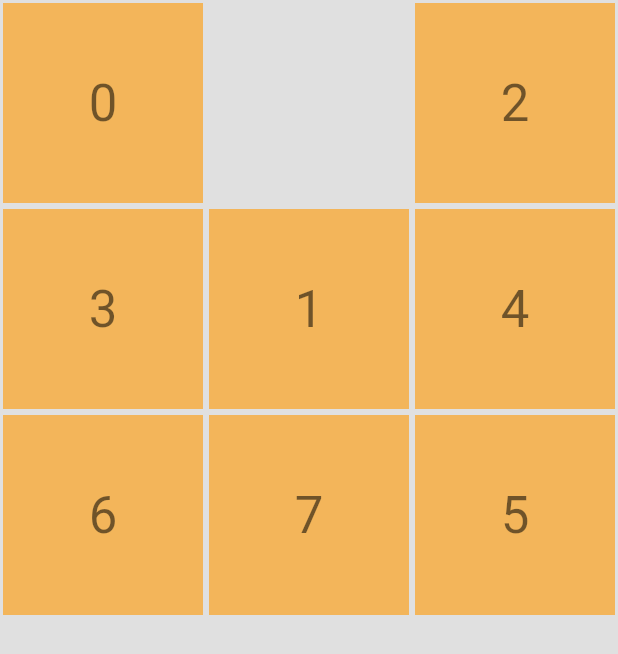
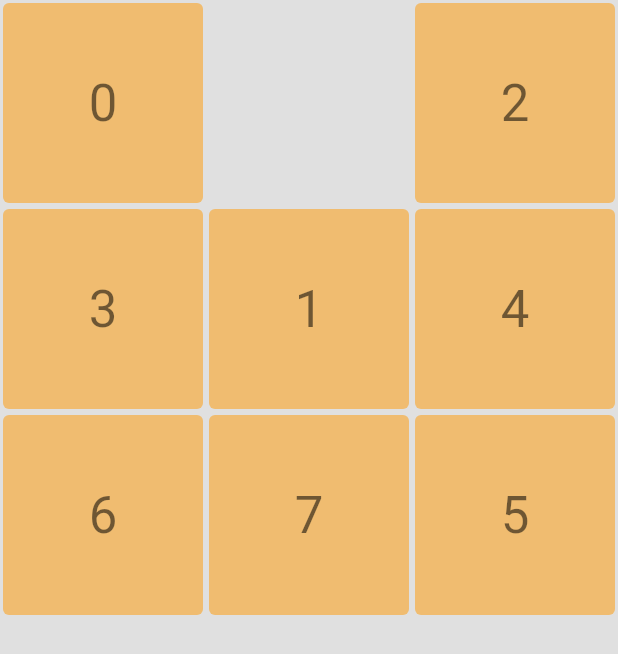
Before and after one commit to justshreyas/puzzlehack, a Flutter app: the screen it shows after launch, after a tap on "START GAME", on a phone screen of 412 x 824 dp. Shown: the top 654 px of the screen. Run offline on Flutter 3.47's test engine with Material 2 defaults, Android fonts, the phone set to English and light mode, and no system bars; our stand-ins replace bloc, flutter_bloc.

Commit message:
COSMETIC : Tile

```diff
--- a/lib/core/puzzle_logic/cubit/game_session_cubit.dart
+++ b/lib/core/puzzle_logic/cubit/game_session_cubit.dart
@@ -57,7 +57,7 @@ class GameSessionCubit extends Cubit<GameSessionState> {
       final changedPuzzle = mutablePuzzle.moveTile(candidate);
 
       emit(
-        GameSessionOngoing(
+        GameSessionScrambling(
           state.model.copyWith(
             puzzle: changedPuzzle,
           ),
--- a/lib/widgets/puzzle_board.dart
+++ b/lib/widgets/puzzle_board.dart
@@ -21,9 +21,7 @@ class PuzzleBoard extends StatelessWidget {
         }
 
         return Container(
-          color: (state is GameSessionScrambling)
-              ? Colors.red[200]
-              : Colors.grey[300],
+          color: Colors.grey[300],
           child: Stack(
             children: List.generate(
               state.model.puzzle.tiles.length,
@@ -33,7 +31,7 @@ class PuzzleBoard extends StatelessWidget {
                 return SlidingTile(
                   puzzleTile: tileModel,
                   animationDurationInMilliseconds:
-                      (state is GameSessionScrambling) ? 5 : 200,
+                      (state is GameSessionScrambling) ? 50 : 200,
                   onTap: () {
                     cubit.handleTileTapped(tile);
                   },
--- a/lib/widgets/sliding_tile.dart
+++ b/lib/widgets/sliding_tile.dart
@@ -17,6 +17,7 @@ class SlidingTile extends StatelessWidget {
   Widget build(BuildContext context) {
     return AnimatedPositioned(
       duration: Duration(milliseconds: animationDurationInMilliseconds),
+      curve: Curves.decelerate,
       top: puzzleTile.distanceFromTop,
       left: puzzleTile.distanceFromLeft,
       child: GestureDetector(
@@ -46,7 +47,10 @@ class SimplePuzzleTile extends StatelessWidget {
       child: Padding(
         padding: const EdgeInsets.all(2.0),
         child: Container(
-          color: Theme.of(context).primaryColor.withOpacity(0.6),
+          decoration: BoxDecoration(
+            color: Theme.of(context).primaryColor.withOpacity(0.5),
+            borderRadius: const BorderRadius.all(Radius.circular(4)),
+          ),
           child: Center(
             child: Text(
               text,
```
